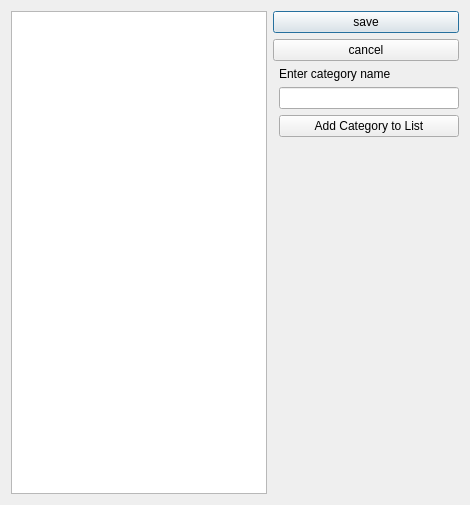
Qt form categoryDialog.ui (gnamiro/labelingImage) before a commit.
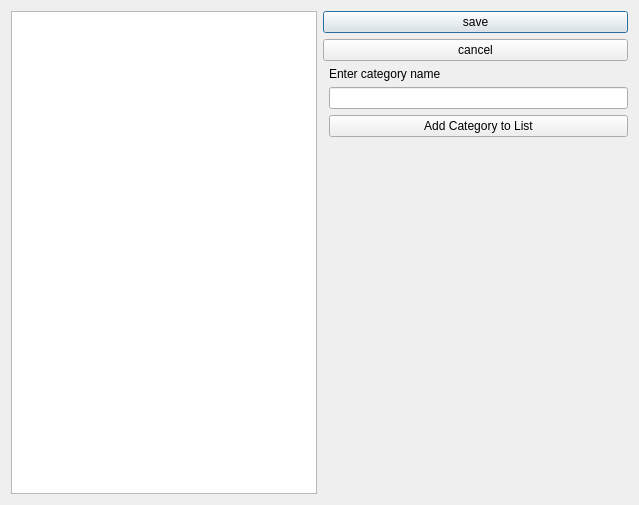
The same form after that commit.

Commit message: ADD: add new category insertion to dialog

The edit to the form file:
```diff
--- a/categoryDialog.ui
+++ b/categoryDialog.ui
@@ -6,7 +6,7 @@
    <rect>
     <x>0</x>
     <y>0</y>
-    <width>470</width>
+    <width>639</width>
     <height>505</height>
    </rect>
   </property>
@@ -14,9 +14,6 @@
    <string>Dialog</string>
   </property>
   <layout class="QGridLayout" name="gridLayout">
-   <item row="0" column="0" rowspan="2">
-    <widget class="QListWidget" name="listWidget"/>
-   </item>
    <item row="0" column="1">
     <layout class="QVBoxLayout" name="verticalLayout">
      <item>
@@ -71,6 +68,9 @@
      </item>
     </layout>
    </item>
+   <item row="0" column="0" rowspan="2">
+    <widget class="QListView" name="listView"/>
+   </item>
   </layout>
  </widget>
  <resources/>
```
The commit also changes 7 other files.
